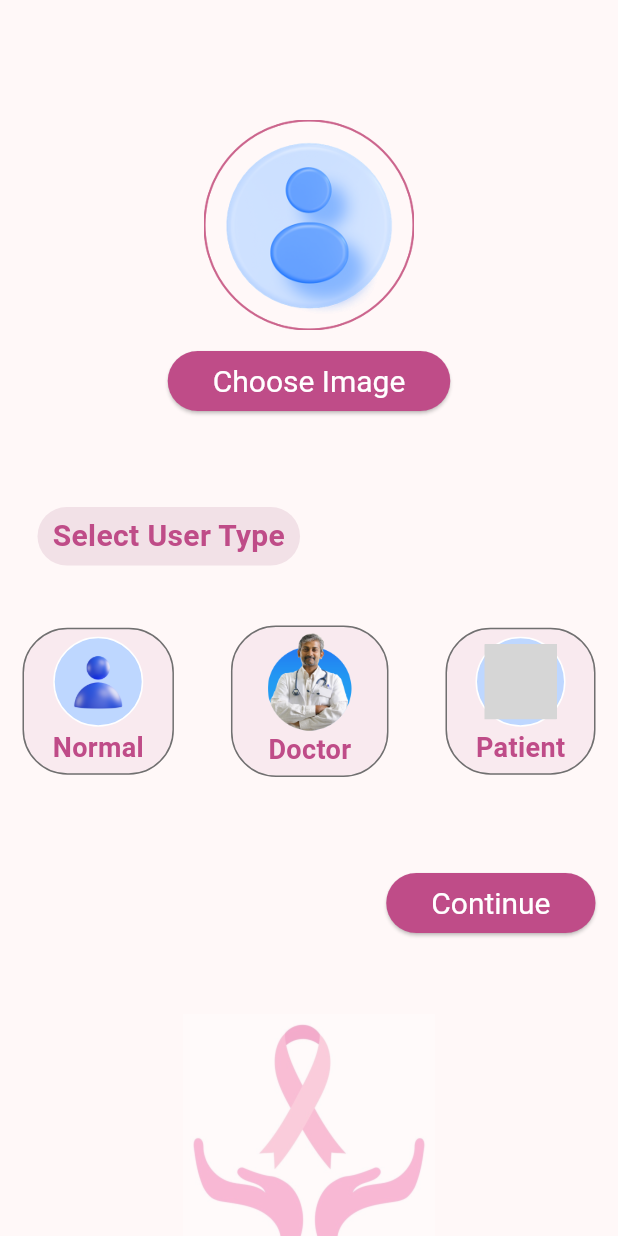
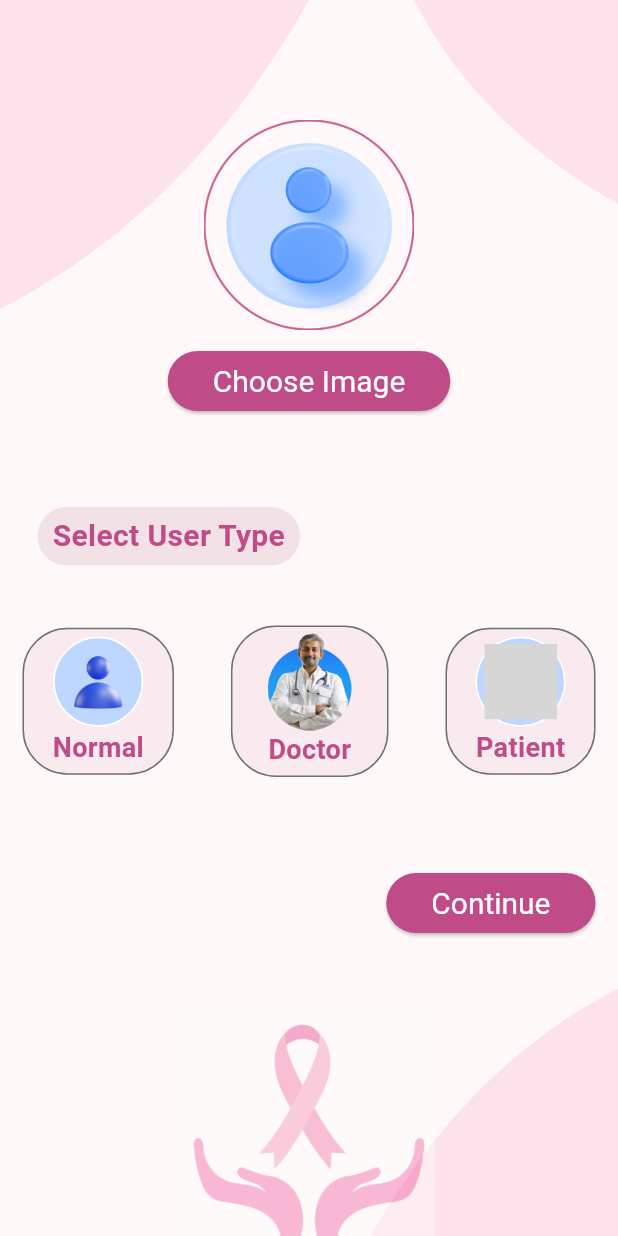
Before and after one commit to salahalshafey/breast_cancer_awareness, a Flutter app: the screen it shows after launch, after a tap on "go", on a phone screen of 412 x 824 dp. Run offline on Flutter 3.47's test engine with Material 2 defaults, Android fonts, the light colour scheme and no system bars; drawn by our look-alikes of flutter_animate; our stand-ins replace cloud_firestore, dio, firebase_auth, firebase_core, firebase_storage, flutter_svg and 7 more; accounts and stored records are empty; project files that could hold a hidden picture were left out; grey boxes are pictures that could not be loaded.

Commit message:
fixing form bug and adding some shapes to second sign up screen

```diff
--- a/lib/main.dart
+++ b/lib/main.dart
@@ -13,7 +13,6 @@ void main() async {
   WidgetsFlutterBinding.ensureInitialized();
 
   await Firebase.initializeApp();
-  // FirebaseAuth.instance.setSettings(appVerificationDisabledForTesting: true);
 
   await di.init();
 
--- a/lib/src/app.dart
+++ b/lib/src/app.dart
@@ -23,7 +23,7 @@ class MyApp extends StatelessWidget {
     SystemChrome.setSystemUIOverlayStyle(SystemUiOverlayStyle(
       statusBarColor: MyColors.primaryColor.withOpacity(0.5),
       systemNavigationBarColor: currentThemeMode == ThemeMode.light
-          ? MyColors.primaryColor.withOpacity(0.5)
+          ? MyColors.secondaryColor
           : Colors.black87,
       systemNavigationBarIconBrightness: Brightness.light,
     ));
--- a/lib/src/features/account/data/datasources/account_remote_authentication.dart
+++ b/lib/src/features/account/data/datasources/account_remote_authentication.dart
@@ -20,7 +20,7 @@ class AccountFirebaseAuthenticationImpl implements AccountRemoteAuthentication {
         throw UserNotFoundException();
       } else if (e.code == 'wrong-password') {
         throw WrongPasswordException();
-      } else if (e.code == 'email-not-valid') {
+      } else if (e.code == 'invalid-email') {
         throw EmailNotValidException();
       } else {
         throw ServerException();
@@ -43,7 +43,7 @@ class AccountFirebaseAuthenticationImpl implements AccountRemoteAuthentication {
         throw WeakPasswordException();
       } else if (e.code == 'email-already-in-use') {
         throw EmailAlreadyInUseException();
-      } else if (e.code == 'email-not-valid') {
+      } else if (e.code == 'invalid-email') {
         throw EmailNotValidException();
       } else {
         throw ServerException();
--- a/lib/src/features/account/presentation/pages/second_sign_up_screen.dart
+++ b/lib/src/features/account/presentation/pages/second_sign_up_screen.dart
@@ -1,9 +1,12 @@
+import 'dart:math';
+
 import 'package:flutter/material.dart';
 
 import 'package:provider/provider.dart';
 
 import '../providers/image_and_user_type.dart';
 
+import '../widgets/backgroud_shapes/second_sign_up_screen_shapes.dart';
 import '../widgets/choose_image.dart';
 import '../widgets/continue_and_skip_button.dart';
 import '../widgets/select_user_type.dart';
@@ -31,6 +34,30 @@ class SecondSignUpScreen extends StatelessWidget {
         child: Stack(
           alignment: Alignment.center,
           children: [
+            const Positioned(
+              top: 0,
+              left: 0,
+              child: ShapeForSecondSignUpScreen(
+                angle: -pi / 2,
+                widthFactor: 0.50,
+              ),
+            ),
+            const Positioned(
+              top: 0,
+              right: 0,
+              child: ShapeForSecondSignUpScreen(
+                angle: 0,
+                widthFactor: 0.33,
+              ),
+            ),
+            const Positioned(
+              bottom: 0,
+              right: 0,
+              child: ShapeForSecondSignUpScreen(
+                angle: pi / 2,
+                widthFactor: 0.40,
+              ),
+            ),
             if (Theme.of(context).brightness == Brightness.light)
               Positioned(
                 bottom: -30,
--- a/lib/src/features/account/presentation/pages/sign_in_screen.dart
+++ b/lib/src/features/account/presentation/pages/sign_in_screen.dart
@@ -95,7 +95,7 @@ class SignInScreen extends StatelessWidget {
                   scale: 1.5,
                   filterQuality: FilterQuality.high,
                 ),
-              ).animate(delay: 1.5.seconds).shimmer(duration: 1.seconds),
+              ).animate(delay: 1.seconds).shimmer(duration: 1.seconds),
               const SizedBox(height: 30),
               const SignInForm(),
             ],
--- /dev/null
+++ b/lib/src/features/account/presentation/widgets/backgroud_shapes/second_sign_up_screen_shapes.dart
@@ -0,0 +1,55 @@
+import 'package:flutter/material.dart';
+
+class ShapeForSecondSignUpScreen extends StatelessWidget {
+  const ShapeForSecondSignUpScreen({
+    super.key,
+    required this.widthFactor,
+    required this.angle,
+  });
+
+  final double widthFactor;
+  final double angle;
+
+  @override
+  Widget build(BuildContext context) {
+    final screenSize = MediaQuery.of(context).size;
+    var shapeWidth = screenSize.width * widthFactor;
+
+    if (MediaQuery.of(context).orientation == Orientation.landscape) {
+      shapeWidth = screenSize.height * widthFactor;
+    }
+
+    return Transform.rotate(
+      angle: angle,
+      child: CustomPaint(
+        size: Size(shapeWidth, shapeWidth),
+        painter: PaintForSecondSignUpScreen(),
+      ),
+    );
+  }
+}
+
+class PaintForSecondSignUpScreen extends CustomPainter {
+  @override
+  void paint(Canvas canvas, Size size) {
+    Paint paint0 = Paint()
+      ..color = const Color.fromRGBO(246, 168, 201, 0.27)
+      ..style = PaintingStyle.fill
+      ..strokeWidth = 1;
+
+    Path path0 = Path();
+    path0.moveTo(0, 0);
+    path0.lineTo(size.width, 0);
+    path0.lineTo(size.width, size.height);
+    path0.quadraticBezierTo(
+        size.width * 0.3116667, size.height * 0.6123333, 0, 0);
+    path0.close();
+
+    canvas.drawPath(path0, paint0);
+  }
+
+  @override
+  bool shouldRepaint(covariant CustomPainter oldDelegate) {
+    return true;
+  }
+}
--- a/lib/src/features/account/presentation/widgets/sign_in_form.dart
+++ b/lib/src/features/account/presentation/widgets/sign_in_form.dart
@@ -152,7 +152,7 @@ class _SignInFormState extends State<SignInForm> {
               return _apiErrorForEmail;
             },
             onSaved: (value) {
-              _userEmail = value!;
+              _userEmail = value!.trim();
             },
           ),
           const SizedBox(height: 20),
--- a/lib/src/features/account/presentation/widgets/sign_up_form.dart
+++ b/lib/src/features/account/presentation/widgets/sign_up_form.dart
@@ -214,8 +214,11 @@ class _SignUpFormState extends State<SignUpForm> {
                     return null;
                   },
                   onSaved: (value) {
-                    _editedUserInformation =
-                        _editedUserInformation.copyWith(firstName: value);
+                    final enhancedValue =
+                        value!.trim().split(RegExp(r' +')).join(' ');
+
+                    _editedUserInformation = _editedUserInformation.copyWith(
+                        firstName: enhancedValue);
                   },
                 ),
               ),
@@ -248,8 +251,10 @@ class _SignUpFormState extends State<SignUpForm> {
                     return null;
                   },
                   onSaved: (value) {
-                    _editedUserInformation =
-                        _editedUserInformation.copyWith(lastName: value);
+                    final enhancedValue =
+                        value!.trim().split(RegExp(r' +')).join(' ');
+                    _editedUserInformation = _editedUserInformation.copyWith(
+                        lastName: enhancedValue);
                   },
                 ),
               ),
@@ -284,7 +289,7 @@ class _SignUpFormState extends State<SignUpForm> {
             },
             onSaved: (value) {
               _editedUserInformation =
-                  _editedUserInformation.copyWith(email: value);
+                  _editedUserInformation.copyWith(email: value!.trim());
             },
           ),
           const SizedBox(height: 15),
```
